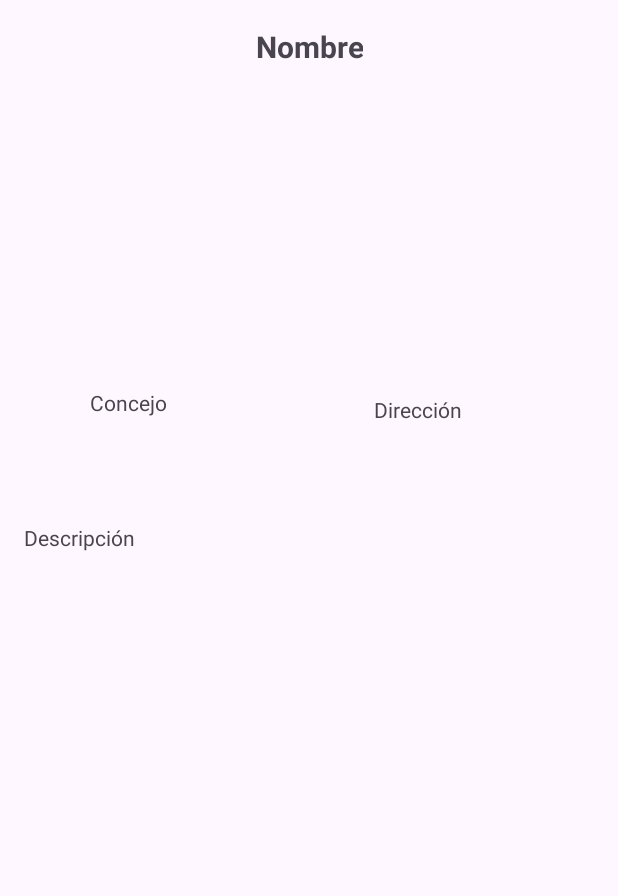
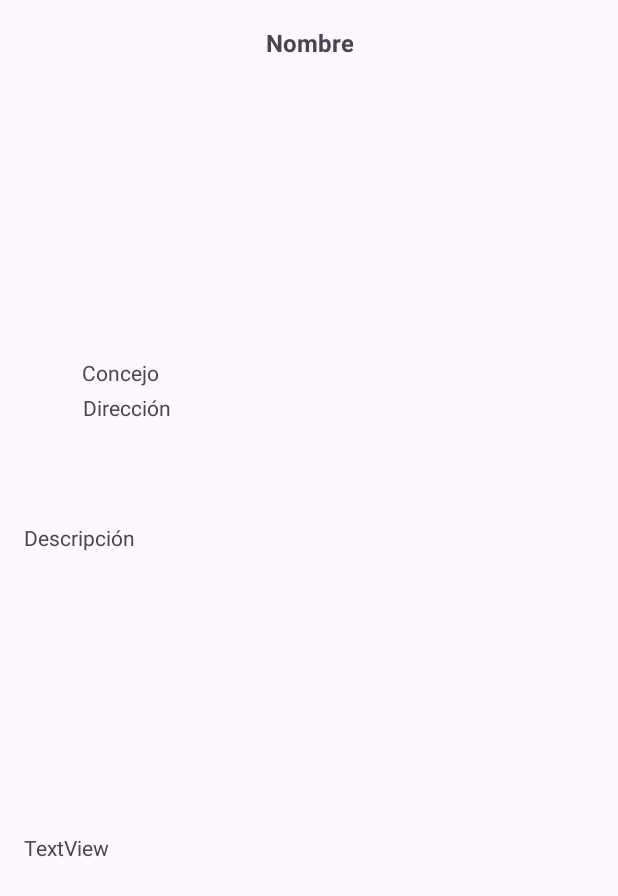
Before and after one commit to Tavorski/EspichApp, an Android app: the fragment DetailFragment shown on its own in the app's theme, on a phone screen of 412 x 824 dp. Shown: the top 896 px of the screen. Run offline under Robolectric (Android 15) with nearby library versions, the phone set to English and light mode, and no system bars.

```diff
--- a/app/src/main/res/layout/fragment_detail.xml
+++ b/app/src/main/res/layout/fragment_detail.xml
@@ -14,14 +14,13 @@
 
     <ImageView
         android:id="@+id/ivDetailSlide"
-        android:layout_width="292dp"
-        android:layout_height="159dp"
+        android:layout_width="301dp"
+        android:layout_height="168dp"
         app:layout_constraintBottom_toTopOf="@+id/guideline"
         app:layout_constraintEnd_toEndOf="parent"
-        app:layout_constraintHorizontal_bias="0.495"
         app:layout_constraintStart_toStartOf="parent"
         app:layout_constraintTop_toBottomOf="@+id/tvDetailName"
-        app:layout_constraintVertical_bias="0.228"
+        app:layout_constraintVertical_bias="0.123"
         tools:srcCompat="@tools:sample/avatars" />
 
     <TextView
@@ -30,7 +29,7 @@
         android:layout_height="wrap_content"
         android:text="Nombre"
         android:textAlignment="center"
-        android:textSize="20sp"
+        android:textSize="16sp"
         android:textStyle="bold"
         app:layout_constraintBottom_toTopOf="@+id/guideline"
         app:layout_constraintEnd_toEndOf="parent"
@@ -42,27 +41,28 @@
         android:id="@+id/tvDetailCouncil"
         android:layout_width="wrap_content"
         android:layout_height="wrap_content"
-        android:layout_marginTop="24dp"
+        android:layout_marginTop="4dp"
         android:text="Concejo"
         app:layout_constraintBottom_toTopOf="@+id/guideline"
         app:layout_constraintEnd_toEndOf="parent"
-        app:layout_constraintHorizontal_bias="0.167"
+        app:layout_constraintHorizontal_bias="0.152"
         app:layout_constraintStart_toStartOf="parent"
         app:layout_constraintTop_toBottomOf="@+id/ivDetailSlide"
-        app:layout_constraintVertical_bias="0.148" />
+        app:layout_constraintVertical_bias="0.2" />
 
     <TextView
         android:id="@+id/tvDetailAddress"
         android:layout_width="wrap_content"
         android:layout_height="wrap_content"
-        android:layout_marginEnd="104dp"
+        android:layout_marginTop="4dp"
+        android:layout_marginBottom="4dp"
         android:text="Dirección"
         app:layout_constraintBottom_toTopOf="@+id/guideline"
         app:layout_constraintEnd_toEndOf="parent"
-        app:layout_constraintHorizontal_bias="1.0"
-        app:layout_constraintStart_toEndOf="@+id/tvDetailCouncil"
-        app:layout_constraintTop_toBottomOf="@+id/ivDetailSlide"
-        app:layout_constraintVertical_bias="0.529" />
+        app:layout_constraintHorizontal_bias="0.156"
+        app:layout_constraintStart_toStartOf="parent"
+        app:layout_constraintTop_toBottomOf="@+id/tvDetailCouncil"
+        app:layout_constraintVertical_bias="0.0" />
 
     <TextView
         android:id="@+id/tvDetailDescp"
@@ -79,4 +79,28 @@
         app:layout_constraintTop_toTopOf="@+id/guideline"
         app:layout_constraintVertical_bias="0.088" />
 
+    <TextView
+        android:id="@+id/textView"
+        android:layout_width="wrap_content"
+        android:layout_height="wrap_content"
+        android:text="TextView"
+        app:layout_constraintBottom_toBottomOf="parent"
+        app:layout_constraintEnd_toEndOf="parent"
+        app:layout_constraintHorizontal_bias="0.045"
+        app:layout_constraintStart_toStartOf="parent"
+        app:layout_constraintTop_toBottomOf="@+id/tvDetailDescp"
+        app:layout_constraintVertical_bias="0.052" />
+
+    <TextView
+        android:id="@+id/linkCoordinates"
+        android:layout_width="wrap_content"
+        android:layout_height="wrap_content"
+        android:layout_marginStart="156dp"
+        app:layout_constraintBottom_toTopOf="@+id/guideline"
+        app:layout_constraintEnd_toEndOf="parent"
+        app:layout_constraintHorizontal_bias="0.0"
+        app:layout_constraintStart_toEndOf="@+id/tvDetailCouncil"
+        app:layout_constraintTop_toBottomOf="@+id/ivDetailSlide"
+        app:layout_constraintVertical_bias="0.266" />
+
 </androidx.constraintlayout.widget.ConstraintLayout>
```
